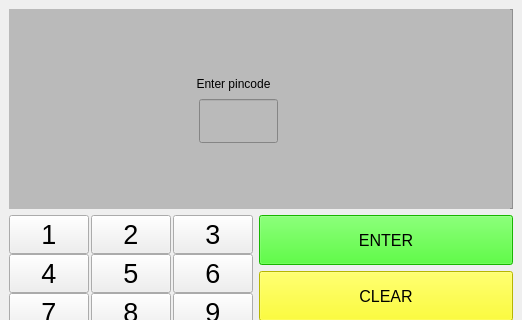
The window that bank-automat/mainwindow.ui (JohWid1/BankSimulRyhmatyo) describes before a commit, drawn with Qt 5; both pictures show x 0 to 522 and y 0 to 320 of the 522 by 546 pixel window.
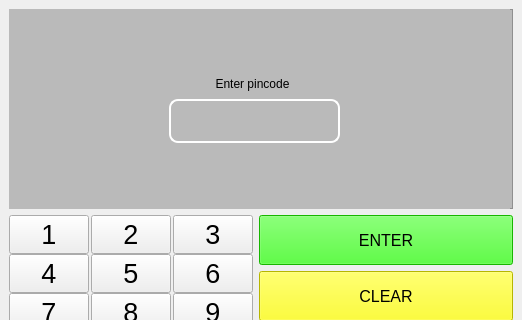
The same window after the commit. The open tabs and pages were chosen to show the change.

```diff
--- a/bank-automat/mainwindow.ui
+++ b/bank-automat/mainwindow.ui
@@ -38,8 +38,8 @@
    <enum>QTabWidget::Rounded</enum>
   </property>
   <widget class="QWidget" name="centralwidget">
-   <layout class="QGridLayout" name="gridLayout_4">
-    <item row="0" column="0">
+   <layout class="QVBoxLayout" name="verticalLayout">
+    <item>
      <layout class="QGridLayout" name="gridLayout_3" rowstretch="0,0" rowminimumheight="200,0">
       <item row="1" column="0">
        <layout class="QGridLayout" name="gridLayout">
@@ -344,9 +344,9 @@
             <widget class="QLabel" name="pinCodeLabel">
              <property name="geometry">
               <rect>
-               <x>150</x>
+               <x>158</x>
                <y>60</y>
-               <width>149</width>
+               <width>171</width>
                <height>29</height>
               </rect>
              </property>
@@ -364,9 +364,9 @@
             <widget class="QLineEdit" name="pinCodeLineEdit">
              <property name="geometry">
               <rect>
-               <x>190</x>
+               <x>160</x>
                <y>90</y>
-               <width>79</width>
+               <width>171</width>
                <height>44</height>
               </rect>
              </property>
@@ -376,7 +376,11 @@
               </font>
              </property>
              <property name="styleSheet">
-              <string notr="true"/>
+              <string notr="true">border-color: rgb(255,255,255);
+border-width: 2px;
+border-style: solid;
+border-radius: 9px;
+padding: 2px;</string>
              </property>
              <property name="alignment">
               <set>Qt::AlignCenter</set>
```
Left out of the diff: 10 changed lines with no effect on the pictures.
